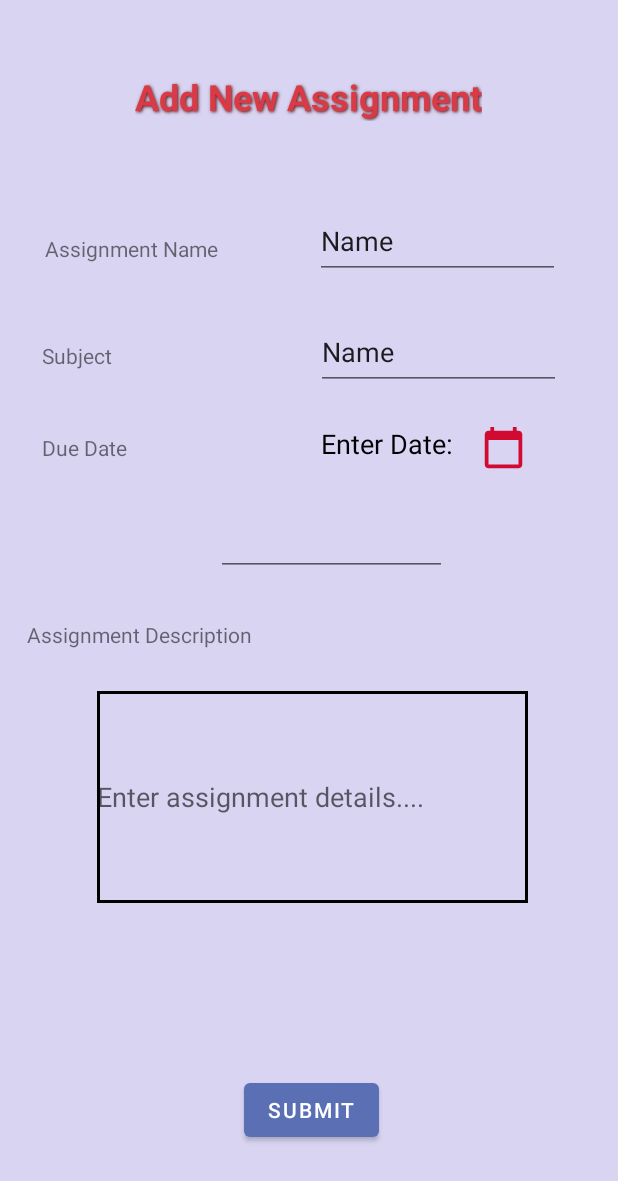
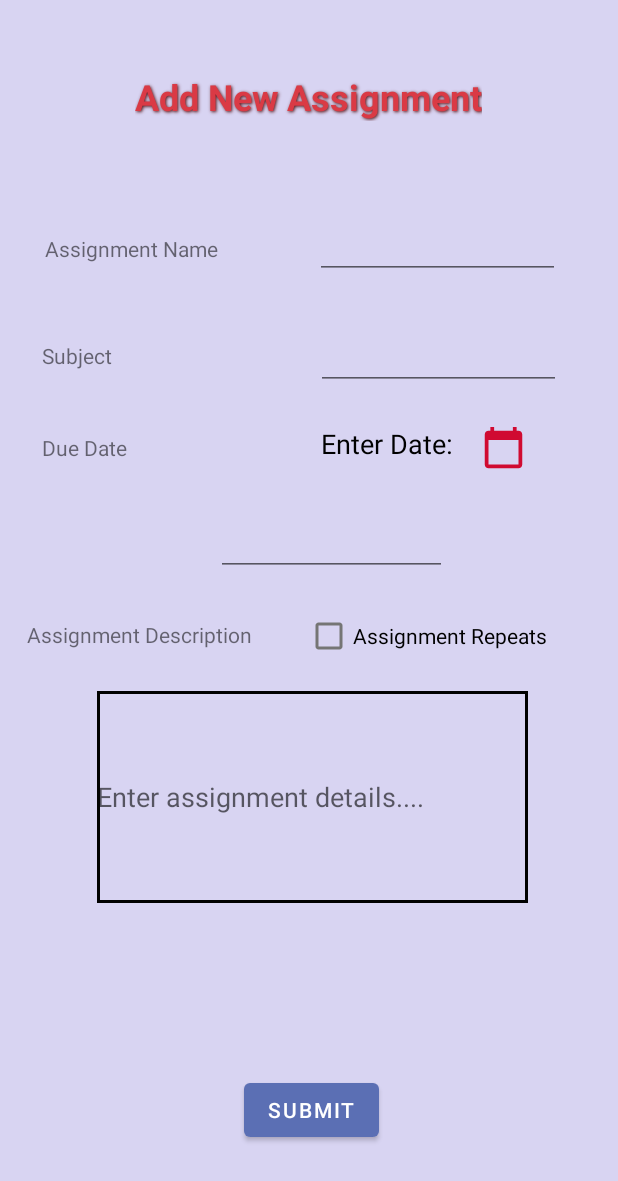
Before and after one commit to namiSunflower/HomeSchoolPlanner, an Android app: the AddNewAssignment screen opened directly, with no data from a screen before it, on a phone screen of 412 x 824 dp. Shown: the top 1181 px of the screen. Run offline under Robolectric (Android 15) with nearby library versions, the phone set to English and light mode, and no system bars; our stand-ins replace Firebase (no records; nobody signed in at launch, a user with empty details on screens opened directly).

Commit message:
Calendar no longer deletes information when clicked (AddAssignmentView). Repeatable checkbox added.

```diff
--- a/app/src/main/java/com/example/homeschoolplanner/AddNewAssignment.java
+++ b/app/src/main/java/com/example/homeschoolplanner/AddNewAssignment.java
@@ -5,6 +5,7 @@ import androidx.appcompat.app.AppCompatActivity;
 import android.content.Intent;
 import android.os.Bundle;
 import android.view.View;
+import android.widget.CheckBox;
 import android.widget.EditText;
 import android.widget.ImageView;
 import android.widget.Toast;
@@ -21,13 +22,17 @@ public class AddNewAssignment extends AppCompatActivity {
     private User user;
     String stringDate;
     String parentId;
+    String description;
+    String title;
+    String class_name;
+    boolean repeating;
 
     @Override
     protected void onCreate(Bundle savedInstanceState) {
         super.onCreate(savedInstanceState);
         setContentView(R.layout.activity_add_new_assignment);
-        calendar = (ImageView)findViewById(R.id.calendar);
-        date = (EditText)findViewById(R.id.date);
+        calendar = (ImageView) findViewById(R.id.calendar);
+        date = (EditText) findViewById(R.id.date);
         //takes intent info from calendarshow class
         Intent intent = getIntent();
         stringDate = intent.getStringExtra("date");
@@ -36,6 +41,20 @@ public class AddNewAssignment extends AppCompatActivity {
         String userId = intent.getStringExtra("childId");
         user = (userId != null) ? new User(userId) : new User();
         parentId = intent.getStringExtra("parentId");
+        description = intent.getStringExtra("description");
+        title = intent.getStringExtra("title");
+        class_name = intent.getStringExtra("class_name");
+        repeating = intent.getBooleanExtra("repeating", false);
+
+        EditText e_description = findViewById(R.id.assignmentDescription);
+        EditText e_title = findViewById(R.id.assignmentName);
+        EditText e_class_name = findViewById(R.id.subjectName);
+        CheckBox c_check_box = findViewById(R.id.willRepeat);
+
+        e_description.setText(description);
+        e_title.setText(title);
+        e_class_name.setText(class_name);
+        c_check_box.setActivated(repeating);
 
         calendar.setOnClickListener(new View.OnClickListener() {
             @Override
@@ -44,40 +63,55 @@ public class AddNewAssignment extends AppCompatActivity {
                 //user id is passed to CalendarShow class
                 intent.putExtra("userId", userId);
                 intent.putExtra("parentId", parentId);
+
+                EditText e_description = (EditText) findViewById(R.id.assignmentDescription);
+                EditText e_title = (EditText) findViewById(R.id.assignmentName);
+                EditText e_class_name = (EditText) findViewById(R.id.subjectName);
+
+
+                String dueDate = stringDate;
+                String description = e_description.getText().toString();
+                String title = e_title.getText().toString();
+                String class_name = e_class_name.getText().toString();
+                boolean repeating = ((CheckBox) findViewById(R.id.willRepeat)).isChecked();
+
+                intent.putExtra("description", description);
+                intent.putExtra("title", title);
+                intent.putExtra("class_name", class_name);
+                intent.putExtra("repeating", repeating);
+
                 startActivity(intent);
             }
         });
     }
 
     public void addAssignment(View view) {
-        EditText e_description = (EditText)findViewById(R.id.assignmentDescription);
-        EditText e_title = (EditText)findViewById(R.id.assignmentName);
-        EditText e_class_name = (EditText)findViewById(R.id.subjectName);
+        EditText e_description = (EditText) findViewById(R.id.assignmentDescription);
+        EditText e_title = (EditText) findViewById(R.id.assignmentName);
+        EditText e_class_name = (EditText) findViewById(R.id.subjectName);
 
 
         String dueDate = stringDate;
         String description = e_description.getText().toString();
         String title = e_title.getText().toString();
         String class_name = e_class_name.getText().toString();
-
-        //WOULD SOMEONE ADD A CHECKBOX OR SOMETHING SO THE USER CAN SPECIFY WHETHER THE ASSIGNMENT SHOULD REPEAT OR NOT?
-        boolean repeating = true;
+        boolean repeating = ((CheckBox) findViewById(R.id.willRepeat)).isChecked();
 
 
-        if (dueDate != null && description != null && title != null && class_name!= null ) {
+        if (dueDate != null && description != null && title != null && class_name != null) {
 
-                Assignment new_assignment = new Assignment(dueDate, description, title, class_name, false, false, repeating,  user.userId);
+            Assignment new_assignment = new Assignment(dueDate, description, title, class_name, false, false, repeating, user.userId);
 
             user.addAssignment(new_assignment);
             user.saveAssignments();
 
-                if(parentId != null){
+            if (parentId != null) {
                 Intent parentDashboard = new Intent(AddNewAssignment.this, ParentDashboard.class);
                 parentDashboard.putExtra("userId", parentId);
                 startActivity(parentDashboard);
             }
             //if usertype is child, take user to child dashboard
-                if(parentId == null){
+            if (parentId == null) {
                 Intent childDashboard = new Intent(AddNewAssignment.this, ChildProfile.class);
                 childDashboard.putExtra("childId", user.userId);
                 childDashboard.putExtra("childName", user.name);
--- a/app/src/main/res/layout/activity_add_new_assignment.xml
+++ b/app/src/main/res/layout/activity_add_new_assignment.xml
@@ -168,4 +168,18 @@
         app:layout_constraintBottom_toBottomOf="parent"
         app:layout_constraintEnd_toEndOf="parent" />
 
+    <CheckBox
+        android:id="@+id/willRepeat"
+        android:layout_width="wrap_content"
+        android:layout_height="wrap_content"
+        android:layout_marginTop="16dp"
+        android:layout_marginEnd="47dp"
+        android:layout_marginRight="47dp"
+        android:checked="false"
+        android:text="Assignment Repeats"
+        app:layout_constraintBottom_toTopOf="@+id/assignmentDescription"
+        app:layout_constraintEnd_toEndOf="parent"
+        app:layout_constraintTop_toBottomOf="@+id/date"
+        app:layout_constraintVertical_bias="0.0" />
+
 </androidx.constraintlayout.widget.ConstraintLayout>
```
Also changed, not shown: app/src/main/java/com/example/homeschoolplanner/CalendarShow.java (+12 -1 lines). Lines whose indentation alone changed are shown as unchanged.
